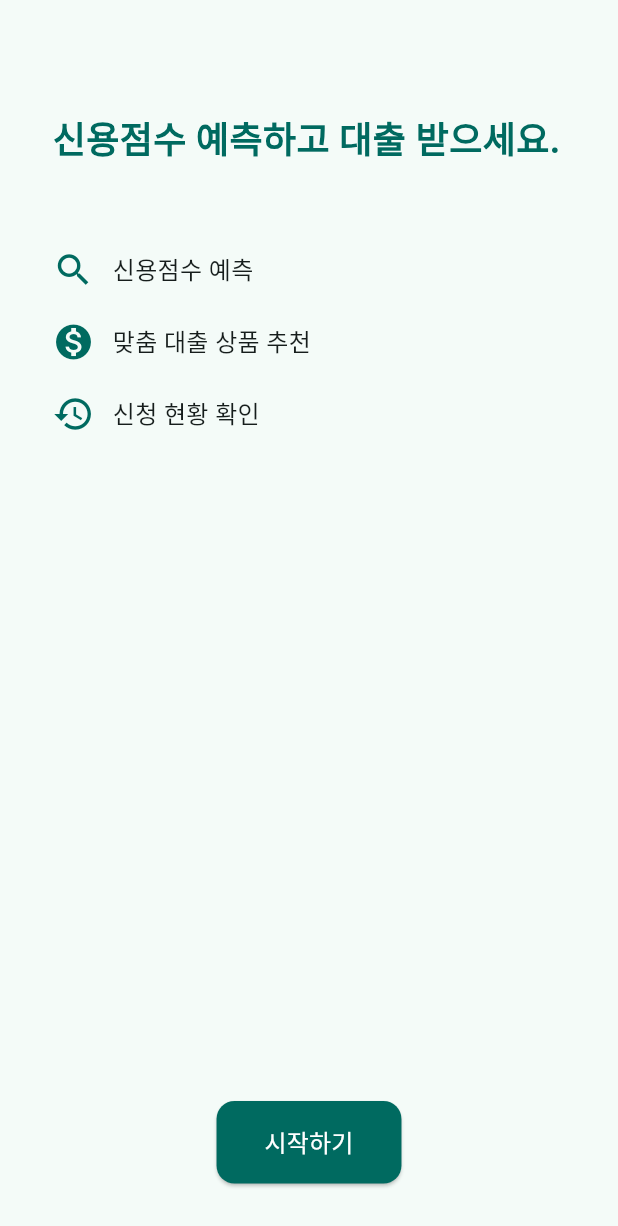
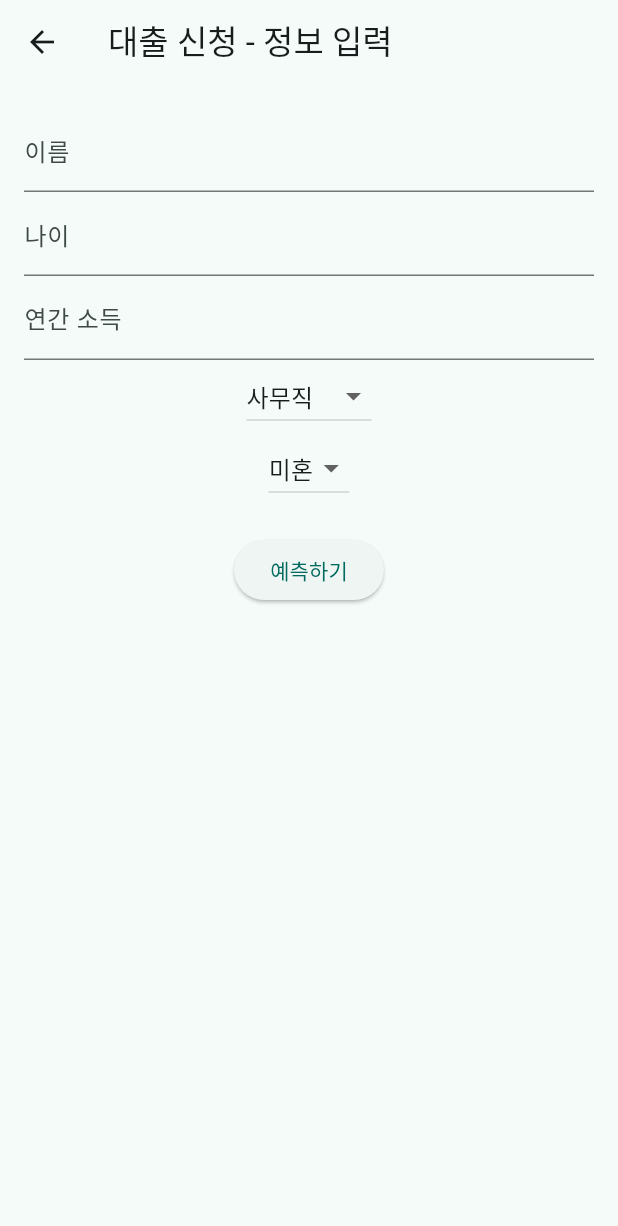
Before and after one commit to psoh27/credit_score_app, a Flutter app: the screen it shows after launch, after a tap on "시작하기", on a phone screen of 412 x 824 dp. Shown: the top 1226 px of the screen. Run offline on Flutter 3.47's test engine with Material 3 defaults, Android fonts, the light colour scheme and no system bars.

Commit message:
ver 1.1 commit! - 새로운 페이지 생성 및 라우터 연결

```diff
--- /dev/null
+++ b/lib/input_form_page.dart
@@ -0,0 +1,85 @@
+import 'package:flutter/material.dart';
+
+class InputFormPage extends StatefulWidget{
+  @override
+  _InputFormPageState createState() => _InputFormPageState();
+}
+
+class _InputFormPageState extends State<InputFormPage>{
+
+  final TextEditingController nameController = TextEditingController();
+  final TextEditingController ageController = TextEditingController();
+  final TextEditingController incomeController = TextEditingController();
+
+  String selectedJob = '사무직';
+  String selectedMaritalStatus = '미혼';
+
+  @override
+  Widget build(BuildContext context) {
+    return Scaffold(
+      appBar: AppBar(title: Text('대출 신청 - 정보 입력')),
+      body: Padding(
+        padding: const EdgeInsets.all(16.0),
+        child: Column(
+          children: [
+            TextField(
+              controller: nameController,
+              decoration: InputDecoration(labelText: '이름'),
+            ),
+            TextField(
+              controller: ageController,
+              keyboardType: TextInputType.number,
+              decoration: InputDecoration(labelText: '나이'),
+            ),
+            TextField(
+              controller: incomeController,
+              keyboardType: TextInputType.number,
+              decoration: InputDecoration(labelText: '연간 소득'),
+            ),
+            DropdownButton<String>(
+              value: selectedJob,
+              onChanged: (String? newValue) {
+                setState(() {
+                  selectedJob = newValue!;
+                });
+              },
+              items: ['사무직', '영업직', '서비스직', '프리랜서']
+                  .map<DropdownMenuItem<String>>((String job) {
+                return DropdownMenuItem<String>(
+                  value: job,
+                  child: Text(job),
+                );
+              }).toList(),
+            ),
+            DropdownButton<String>(
+              value: selectedMaritalStatus,
+              onChanged: (String? newValue) {
+                setState(() {
+                  selectedMaritalStatus = newValue!;
+                });
+              },
+              items: ['미혼', '기혼']
+                  .map<DropdownMenuItem<String>>((String status) {
+                return DropdownMenuItem<String>(
+                  value: status,
+                  child: Text(status),
+                );
+              }).toList(),
+            ),
+            SizedBox(height: 20),
+            ElevatedButton(
+              onPressed: () {
+                print('이름: ${nameController.text}');
+                print('나이: ${ageController.text}');
+                print('연간 소득: ${incomeController.text}');
+                print('직업: $selectedJob');
+                print('결혼 여부: $selectedMaritalStatus');
+              },
+              child: Text('예측하기'),
+            )
+          ],
+        ),
+      ),
+    );
+  }
+}
--- a/lib/main.dart
+++ b/lib/main.dart
@@ -1,4 +1,5 @@
 import 'package:flutter/material.dart';
+import 'input_form_page.dart';
 
 void main() {
   runApp(const MyApp());
@@ -55,15 +56,21 @@ class IntroScreen extends StatelessWidget {
               const SizedBox(height: 45), // 간격
 
               // 주요 기능 리스트
-              const FeatureItem(
+               FeatureItem(
                 icon: Icons.search,
                 text: '신용점수 예측',
+                 onTap:() {
+                  Navigator.push(
+                    context,
+                    MaterialPageRoute(builder: (context) => InputFormPage()),
+                  );
+                 }
               ),
-              const FeatureItem(
+               FeatureItem(
                 icon: Icons.monetization_on,
                 text: '맞춤 대출 상품 추천',
               ),
-              const FeatureItem(
+               FeatureItem(
                 icon: Icons.history,
                 text: '신청 현황 확인',
               ),
@@ -74,7 +81,9 @@ class IntroScreen extends StatelessWidget {
               Center(
                 child: ElevatedButton(
                   onPressed: () {
-                    // 나중에 페이지 이동 등 기능 붙일 예정
+                    Navigator.push(context,
+                    MaterialPageRoute(builder: (context) => InputFormPage()),
+                    );
                   },
                   style: ElevatedButton.styleFrom(
                     backgroundColor: colorScheme.primary,
@@ -102,10 +111,14 @@ class FeatureItem extends StatelessWidget {
   final IconData icon;
   final String text;
 
+  //메뉴선택시 이동가능하도록 구현
+  final VoidCallback? onTap;
+
   const FeatureItem({
     required this.icon,
     required this.text,
     super.key,
+    this.onTap
   });
 
   @override
@@ -114,7 +127,10 @@ class FeatureItem extends StatelessWidget {
 
     return Padding(
       padding: const EdgeInsets.symmetric(vertical: 10),
-      child: Row(
+      child: InkWell(
+        onTap: onTap,
+          borderRadius: BorderRadius.circular(8),
+      child:  Row(
         children: [
           Icon(icon, size: 28, color: colorScheme.primary),
           const SizedBox(width: 12),
@@ -123,6 +139,7 @@ class FeatureItem extends StatelessWidget {
             style: const TextStyle(fontSize: 16),
           ),
         ],
+      ),
       ),
     );
   }
```
